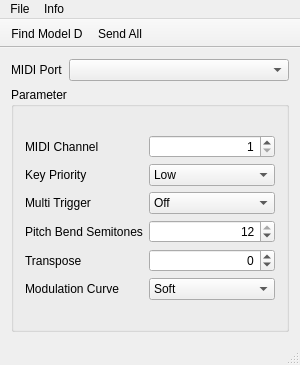
masc4ii/ConfiguratorModelD, file ConfiguratorModelD/MainWindow.ui: the form before one commit.
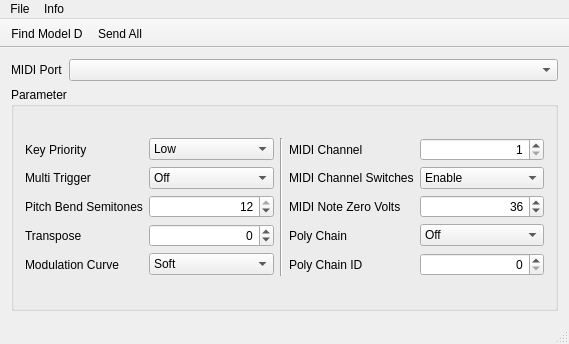
The form after the commit. Icons and pictures are not drawn.

Commit message: bugfix: crash when no MIDI available; added all model d parameters

```diff
--- a/ConfiguratorModelD/MainWindow.ui
+++ b/ConfiguratorModelD/MainWindow.ui
@@ -6,70 +6,58 @@
    <rect>
     <x>0</x>
     <y>0</y>
-    <width>300</width>
-    <height>365</height>
+    <width>569</width>
+    <height>344</height>
    </rect>
   </property>
   <property name="windowTitle">
    <string>Configurator Model D</string>
   </property>
   <widget class="QWidget" name="centralWidget">
-   <layout class="QGridLayout" name="gridLayout_3">
-    <item row="0" column="0">
-     <layout class="QHBoxLayout" name="horizontalLayout">
-      <item>
-       <widget class="QLabel" name="labelPort">
-        <property name="sizePolicy">
-         <sizepolicy hsizetype="Fixed" vsizetype="Preferred">
-          <horstretch>0</horstretch>
-          <verstretch>0</verstretch>
-         </sizepolicy>
-        </property>
-        <property name="text">
-         <string>MIDI Port</string>
-        </property>
-       </widget>
-      </item>
-      <item>
-       <widget class="QComboBox" name="comboBoxPort"/>
-      </item>
-     </layout>
-    </item>
+   <layout class="QGridLayout" name="gridLayout_2">
     <item row="1" column="0">
      <widget class="QGroupBox" name="groupBox">
       <property name="title">
        <string>Parameter</string>
       </property>
-      <layout class="QGridLayout" name="gridLayout_2">
+      <layout class="QGridLayout" name="gridLayout_3">
        <item row="0" column="0">
         <layout class="QGridLayout" name="gridLayout">
+         <item row="1" column="1">
+          <widget class="QComboBox" name="comboBoxMultiTrigger">
+           <item>
+            <property name="text">
+             <string>Off</string>
+            </property>
+           </item>
+           <item>
+            <property name="text">
+             <string>On</string>
+            </property>
+           </item>
+          </widget>
+         </item>
+         <item row="2" column="0">
+          <widget class="QLabel" name="label_4">
+           <property name="text">
+            <string>Pitch Bend Semitones</string>
+           </property>
+          </widget>
+         </item>
+         <item row="2" column="1">
+          <widget class="QSpinBox" name="spinBoxPitchBend">
+           <property name="alignment">
+            <set>Qt::AlignRight|Qt::AlignTrailing|Qt::AlignVCenter</set>
+           </property>
+           <property name="maximum">
+            <number>12</number>
+           </property>
+           <property name="value">
+            <number>12</number>
+           </property>
+          </widget>
+         </item>
          <item row="0" column="0">
-          <widget class="QLabel" name="label">
-           <property name="sizePolicy">
-            <sizepolicy hsizetype="Fixed" vsizetype="Preferred">
-             <horstretch>0</horstretch>
-             <verstretch>0</verstretch>
-            </sizepolicy>
-           </property>
-           <property name="text">
-            <string>MIDI Channel</string>
-           </property>
-          </widget>
-         </item>
-         <item row="0" column="1">
-          <widget class="QSpinBox" name="spinBoxMidiChannel">
-           <property name="alignment">
-            <set>Qt::AlignRight|Qt::AlignTrailing|Qt::AlignVCenter</set>
-           </property>
-           <property name="minimum">
-            <number>1</number>
-           </property>
-           <property name="maximum">
-            <number>16</number>
-           </property>
-          </widget>
-         </item>
-         <item row="1" column="0">
           <widget class="QLabel" name="label_2">
            <property name="sizePolicy">
             <sizepolicy hsizetype="Fixed" vsizetype="Preferred">
@@ -82,7 +70,39 @@
            </property>
           </widget>
          </item>
-         <item row="1" column="1">
+         <item row="3" column="1">
+          <widget class="QSpinBox" name="spinBoxTranspose">
+           <property name="alignment">
+            <set>Qt::AlignRight|Qt::AlignTrailing|Qt::AlignVCenter</set>
+           </property>
+           <property name="minimum">
+            <number>-12</number>
+           </property>
+           <property name="maximum">
+            <number>12</number>
+           </property>
+          </widget>
+         </item>
+         <item row="4" column="1">
+          <widget class="QComboBox" name="comboBoxModCurve">
+           <item>
+            <property name="text">
+             <string>Soft</string>
+            </property>
+           </item>
+           <item>
+            <property name="text">
+             <string>Medium</string>
+            </property>
+           </item>
+           <item>
+            <property name="text">
+             <string>Hard</string>
+            </property>
+           </item>
+          </widget>
+         </item>
+         <item row="0" column="1">
           <widget class="QComboBox" name="comboBoxKeyPrio">
            <item>
             <property name="text">
@@ -101,85 +121,88 @@
            </item>
           </widget>
          </item>
-         <item row="2" column="0">
-          <widget class="QLabel" name="label_3">
-           <property name="sizePolicy">
-            <sizepolicy hsizetype="Fixed" vsizetype="Preferred">
-             <horstretch>0</horstretch>
-             <verstretch>0</verstretch>
-            </sizepolicy>
-           </property>
-           <property name="text">
-            <string>Multi Trigger</string>
-           </property>
-          </widget>
-         </item>
-         <item row="2" column="1">
-          <widget class="QComboBox" name="comboBoxMultiTrigger">
-           <item>
-            <property name="text">
-             <string>Off</string>
-            </property>
-           </item>
-           <item>
-            <property name="text">
-             <string>On</string>
-            </property>
-           </item>
-          </widget>
-         </item>
          <item row="3" column="0">
-          <widget class="QLabel" name="label_4">
-           <property name="text">
-            <string>Pitch Bend Semitones</string>
-           </property>
-          </widget>
-         </item>
-         <item row="3" column="1">
-          <widget class="QSpinBox" name="spinBoxPitchBend">
-           <property name="alignment">
-            <set>Qt::AlignRight|Qt::AlignTrailing|Qt::AlignVCenter</set>
-           </property>
-           <property name="maximum">
-            <number>12</number>
-           </property>
-           <property name="value">
-            <number>12</number>
-           </property>
-          </widget>
-         </item>
-         <item row="4" column="0">
           <widget class="QLabel" name="label_5">
            <property name="text">
             <string>Transpose</string>
            </property>
           </widget>
          </item>
-         <item row="4" column="1">
-          <widget class="QSpinBox" name="spinBoxTranspose">
-           <property name="alignment">
-            <set>Qt::AlignRight|Qt::AlignTrailing|Qt::AlignVCenter</set>
-           </property>
-           <property name="minimum">
-            <number>-12</number>
-           </property>
-           <property name="maximum">
-            <number>12</number>
-           </property>
-          </widget>
-         </item>
-         <item row="5" column="0">
+         <item row="4" column="0">
           <widget class="QLabel" name="label_6">
            <property name="text">
             <string>Modulation Curve</string>
            </property>
           </widget>
          </item>
-         <item row="5" column="1">
-          <widget class="QComboBox" name="comboBoxModCurve">
+         <item row="1" column="0">
+          <widget class="QLabel" name="label_3">
+           <property name="sizePolicy">
+            <sizepolicy hsizetype="Fixed" vsizetype="Preferred">
+             <horstretch>0</horstretch>
+             <verstretch>0</verstretch>
+            </sizepolicy>
+           </property>
+           <property name="text">
+            <string>Multi Trigger</string>
+           </property>
+          </widget>
+         </item>
+         <item row="0" column="3">
+          <widget class="QLabel" name="label">
+           <property name="sizePolicy">
+            <sizepolicy hsizetype="Fixed" vsizetype="Preferred">
+             <horstretch>0</horstretch>
+             <verstretch>0</verstretch>
+            </sizepolicy>
+           </property>
+           <property name="text">
+            <string>MIDI Channel</string>
+           </property>
+          </widget>
+         </item>
+         <item row="0" column="2" rowspan="5">
+          <widget class="Line" name="line">
+           <property name="orientation">
+            <enum>Qt::Vertical</enum>
+           </property>
+          </widget>
+         </item>
+         <item row="0" column="4">
+          <widget class="QSpinBox" name="spinBoxMidiChannel">
+           <property name="alignment">
+            <set>Qt::AlignRight|Qt::AlignTrailing|Qt::AlignVCenter</set>
+           </property>
+           <property name="minimum">
+            <number>1</number>
+           </property>
+           <property name="maximum">
+            <number>16</number>
+           </property>
+          </widget>
+         </item>
+         <item row="3" column="3">
+          <widget class="QLabel" name="label_8">
+           <property name="text">
+            <string>Poly Chain</string>
+           </property>
+          </widget>
+         </item>
+         <item row="4" column="3">
+          <widget class="QLabel" name="label_9">
+           <property name="text">
+            <string>Poly Chain ID</string>
+           </property>
+          </widget>
+         </item>
+         <item row="3" column="4">
+          <widget class="QComboBox" name="comboBoxPolyChainEnable">
+           <property name="toolTip">
+            <string>Note: If you use SysEx instead of the recommended A-440 method to turn on the Poly Chain, then the Poly Chain Device ID of other units in the chain will not be set automatically. You have to use SysEx to set the Poly Chain ID of the  rst MODEL D to Device ID=0, the second MODEL D to ID=1, the third MODEL D to ID=3 and so on. All MODEL D units must have the same MIDI channel.</string>
+           </property>
            <item>
             <property name="text">
-             <string>Soft</string>
+             <string>Off</string>
             </property>
            </item>
            <item>
@@ -187,9 +210,55 @@
              <string>Medium</string>
             </property>
            </item>
+          </widget>
+         </item>
+         <item row="4" column="4">
+          <widget class="QSpinBox" name="spinBoxPolyChainId">
+           <property name="alignment">
+            <set>Qt::AlignRight|Qt::AlignTrailing|Qt::AlignVCenter</set>
+           </property>
+           <property name="maximum">
+            <number>15</number>
+           </property>
+          </widget>
+         </item>
+         <item row="2" column="3">
+          <widget class="QLabel" name="label_7">
+           <property name="text">
+            <string>MIDI Note Zero Volts</string>
+           </property>
+          </widget>
+         </item>
+         <item row="2" column="4">
+          <widget class="QSpinBox" name="spinBoxMidiZeroVolts">
+           <property name="alignment">
+            <set>Qt::AlignRight|Qt::AlignTrailing|Qt::AlignVCenter</set>
+           </property>
+           <property name="maximum">
+            <number>127</number>
+           </property>
+           <property name="value">
+            <number>36</number>
+           </property>
+          </widget>
+         </item>
+         <item row="1" column="3">
+          <widget class="QLabel" name="label_10">
+           <property name="text">
+            <string>MIDI Channel Switches</string>
+           </property>
+          </widget>
+         </item>
+         <item row="1" column="4">
+          <widget class="QComboBox" name="comboBoxMidiChannelSwitches">
            <item>
             <property name="text">
-             <string>Hard</string>
+             <string>Enable</string>
+            </property>
+           </item>
+           <item>
+            <property name="text">
+             <string>Disable</string>
             </property>
            </item>
           </widget>
@@ -199,6 +268,26 @@
       </layout>
      </widget>
     </item>
+    <item row="0" column="0">
+     <layout class="QHBoxLayout" name="horizontalLayout">
+      <item>
+       <widget class="QLabel" name="labelPort">
+        <property name="sizePolicy">
+         <sizepolicy hsizetype="Fixed" vsizetype="Preferred">
+          <horstretch>0</horstretch>
+          <verstretch>0</verstretch>
+         </sizepolicy>
+        </property>
+        <property name="text">
+         <string>MIDI Port</string>
+        </property>
+       </widget>
+      </item>
+      <item>
+       <widget class="QComboBox" name="comboBoxPort"/>
+      </item>
+     </layout>
+    </item>
    </layout>
   </widget>
   <widget class="QMenuBar" name="menuBar">
@@ -206,7 +295,7 @@
     <rect>
      <x>0</x>
      <y>0</y>
-     <width>300</width>
+     <width>569</width>
      <height>22</height>
     </rect>
    </property>
```
Left out of the diff: 2 changed lines with no effect on the pictures. The commit also changes 2 other files.
